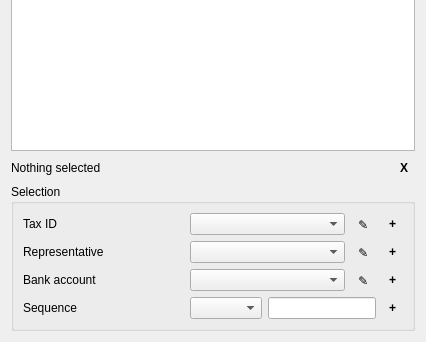
First picture: the form in app/gui/designer/party_column.ui, repository kuryletso/Plater, before the edit; both pictures show x 0 to 426 and y 739 to 1081 of the 426 by 1081 pixel window.
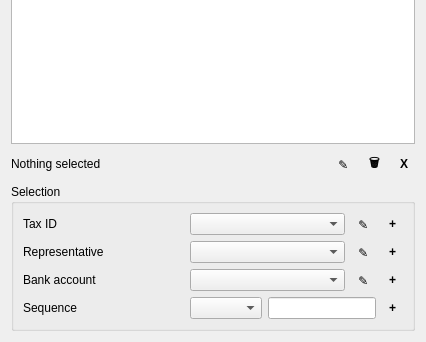
Second picture: the form after the edit.

Commit message: Added buttons to edit and delete Templates and Organizations from column.

The edit to the form file:
```diff
--- a/app/gui/designer/party_column.ui
+++ b/app/gui/designer/party_column.ui
@@ -55,6 +55,42 @@
        </property>
       </widget>
      </item>
+     <item>
+      <widget class="QToolButton" name="edit_organization_button">
+       <property name="font">
+        <font>
+         <bold>true</bold>
+        </font>
+       </property>
+       <property name="toolTip">
+        <string>Edit organization</string>
+       </property>
+       <property name="text">
+        <string>✎</string>
+       </property>
+       <property name="autoRaise">
+        <bool>true</bool>
+       </property>
+      </widget>
+     </item>
+     <item>
+      <widget class="QToolButton" name="delete_organization_button">
+       <property name="font">
+        <font>
+         <bold>true</bold>
+        </font>
+       </property>
+       <property name="toolTip">
+        <string>Delete organization</string>
+       </property>
+       <property name="text">
+        <string>🗑</string>
+       </property>
+       <property name="autoRaise">
+        <bool>true</bool>
+       </property>
+      </widget>
+     </item>
      <item>
       <widget class="QToolButton" name="clear_button">
        <property name="font">
```
The commit also changes 4 other files.
